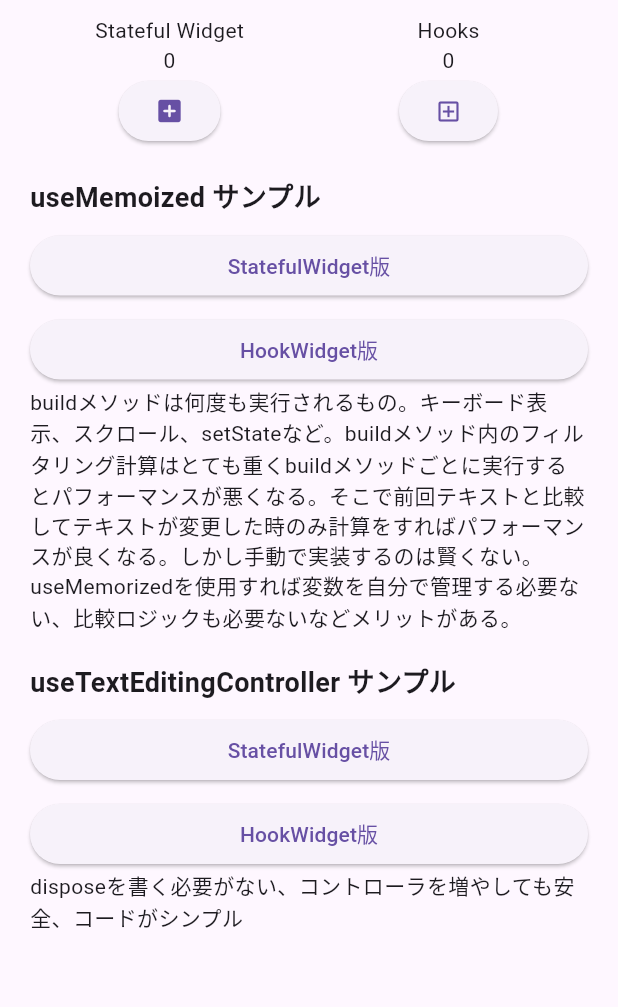
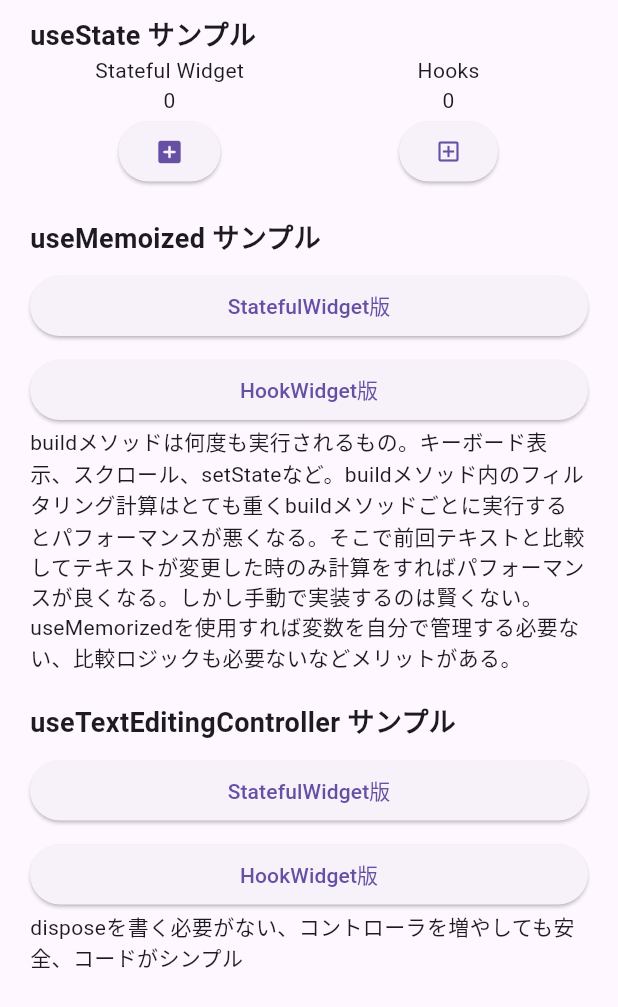
Before and after one commit to yukimiyake0607/flutter_hooks_sample, a Flutter app: the screen it shows after launch, on a phone screen of 412 x 824 dp. Shown: the top 1007 px of the screen. Run offline on Flutter 3.47's test engine with Material 3 defaults, Android fonts, the phone set to English and light mode, and no system bars; our stand-ins replace flutter_hooks, hooks_riverpod.

Commit message:
update: useState & useEffect comment

```diff
--- a/lib/src/home_screen.dart
+++ b/lib/src/home_screen.dart
@@ -15,7 +15,12 @@ class HomeScreen extends StatelessWidget {
           padding: const EdgeInsets.symmetric(horizontal: 20, vertical: 10),
           child: SingleChildScrollView(
             child: Column(
+              crossAxisAlignment: CrossAxisAlignment.start,
               children: [
+                const Text(
+                  'useState サンプル',
+                  style: TextStyle(fontSize: 18, fontWeight: FontWeight.bold),
+                ),
                 Row(
                   children: [
                     Expanded(child: Counter()),
```
